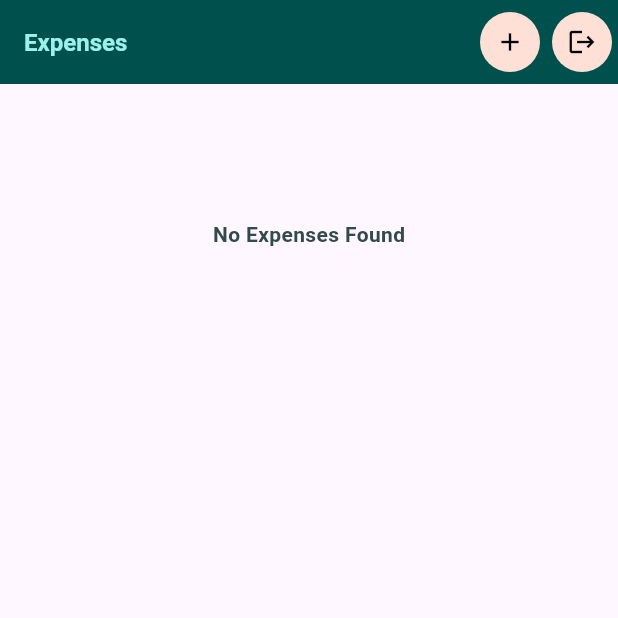
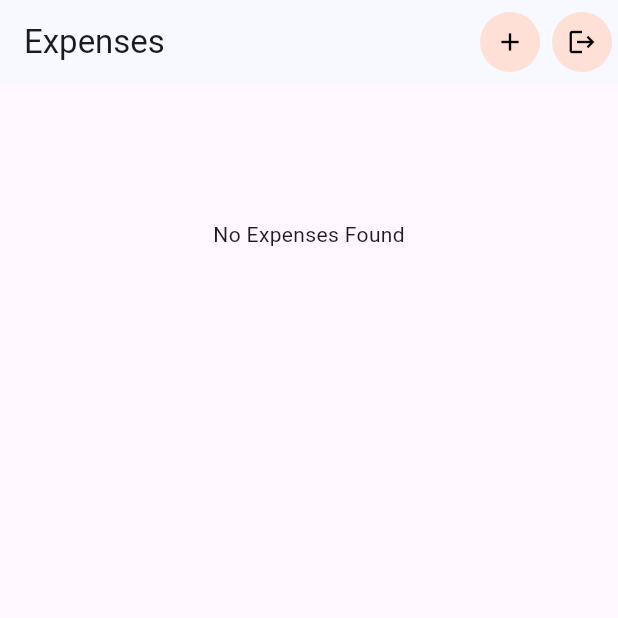
Before and after one commit to BEGDAR8ZOUHAIR/expensive_tracker_flutter, a Flutter app: the screen it shows after launch, on a phone screen of 412 x 824 dp, the top half of it. Run offline on Flutter 3.47's test engine with Material 3 defaults, Android fonts, the phone set to English and light mode, and no system bars.

Commit message:
feat: add dissmissble background

```diff
--- a/lib/main.dart
+++ b/lib/main.dart
@@ -11,54 +11,10 @@ class MyApp extends StatelessWidget {
   @override
   Widget build(BuildContext context) {
     var kColorScheme = ColorScheme.fromSeed(
-      seedColor: const Color.fromARGB(255, 227, 227, 226),
+      seedColor: const Color.fromARGB(255, 129, 128, 129),
     );
     return MaterialApp(
-      theme: ThemeData().copyWith(
-        colorScheme: kColorScheme,
-        appBarTheme: const AppBarTheme().copyWith(
-          backgroundColor: kColorScheme.onPrimaryContainer,
-          foregroundColor: kColorScheme.primaryContainer,
-        ),
-        textTheme: ThemeData().textTheme.copyWith(
-          titleLarge: TextStyle(
-            fontWeight: FontWeight.bold,
-            color: kColorScheme.onSecondaryContainer,
-            fontSize: 16,
-          ),
-          titleMedium: TextStyle(
-            fontWeight: FontWeight.bold,
-            color: kColorScheme.onSecondaryContainer,
-            fontSize: 14,
-          ),
-          titleSmall: TextStyle(
-            fontWeight: FontWeight.bold,
-            color: kColorScheme.onSecondaryContainer,
-            fontSize: 12,
-          ),
-          bodyLarge: TextStyle(
-            fontWeight: FontWeight.bold,
-            color: kColorScheme.onSecondaryContainer,
-            fontSize: 16,
-          ),
-          bodyMedium: TextStyle(
-            fontWeight: FontWeight.bold,
-            color: kColorScheme.onSecondaryContainer,
-            fontSize: 14,
-          ),
-          bodySmall: TextStyle(
-            fontWeight: FontWeight.bold,
-            color: kColorScheme.onSecondaryContainer,
-            fontSize: 12,
-          ),
-        ),
-        elevatedButtonTheme: ElevatedButtonThemeData(
-          style: ElevatedButton.styleFrom(
-            backgroundColor: kColorScheme.primaryContainer,
-            foregroundColor: kColorScheme.onPrimaryContainer,
-          ),
-        ),
-      ),
+      theme: ThemeData().copyWith(colorScheme: kColorScheme),
       home: const Expenses(),
     );
   }
--- a/lib/widgets/expenses_list/expenses_item.dart
+++ b/lib/widgets/expenses_list/expenses_item.dart
@@ -11,7 +11,7 @@ class ExpensesItem extends StatelessWidget {
     return Container(
       decoration: BoxDecoration(
         color: Color(0xFFE2FDE2),
-        borderRadius: BorderRadius.circular(40),
+        borderRadius: BorderRadius.circular(15),
       ),
       child: SizedBox(
         height: 80,
@@ -32,7 +32,6 @@ class ExpensesItem extends StatelessWidget {
                 fontSize: 15,
                 color: Colors.black,
                 fontWeight: FontWeight.bold,
-                fontFamily: 'Quicksand',
               ),
             ),
             subtitle: Text(
@@ -41,7 +40,6 @@ class ExpensesItem extends StatelessWidget {
                 fontSize: 12,
                 color: Colors.grey[600]!,
                 fontWeight: FontWeight.bold,
-                fontFamily: 'Quicksand',
               ),
             ),
             trailing: Text(
@@ -50,7 +48,6 @@ class ExpensesItem extends StatelessWidget {
                 color: Colors.black,
                 fontSize: 13,
                 fontWeight: FontWeight.bold,
-                fontFamily: 'Quicksand',
               ),
             ),
           ),
--- a/lib/widgets/expenses_list/expenses_list.dart
+++ b/lib/widgets/expenses_list/expenses_list.dart
@@ -21,6 +21,13 @@ class ExpensesList extends StatelessWidget {
         padding: const EdgeInsets.symmetric(horizontal: 10, vertical: 5),
         child: Dismissible(
           key: ValueKey(expenses[index]),
+          background: Container(
+            color: Theme.of(context).colorScheme.error,
+            margin: const EdgeInsets.symmetric(horizontal: 16),
+            padding: const EdgeInsets.only(right: 20),
+            alignment: Alignment.centerRight,
+            child: const Icon(Icons.delete, color: Colors.white, size: 25),
+          ),
           onDismissed: (direction) {
             onRemoveExpense(expenses[index]);
           },
--- a/lib/widgets/expenses_list/new_expenses.dart
+++ b/lib/widgets/expenses_list/new_expenses.dart
@@ -163,7 +163,6 @@ class _NewExpensesState extends State<NewExpenses> {
                             style: const TextStyle(
                               fontSize: 15,
                               color: Colors.black,
-                              fontFamily: 'Quicksand',
                             ),
                           ),
                         ),
```
